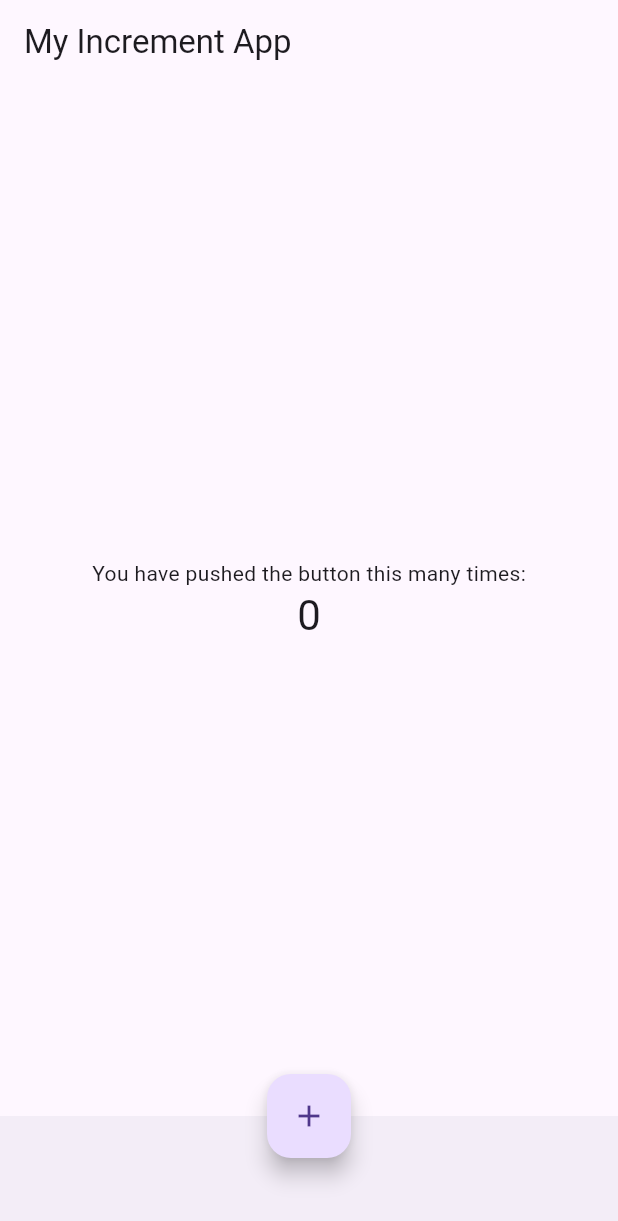
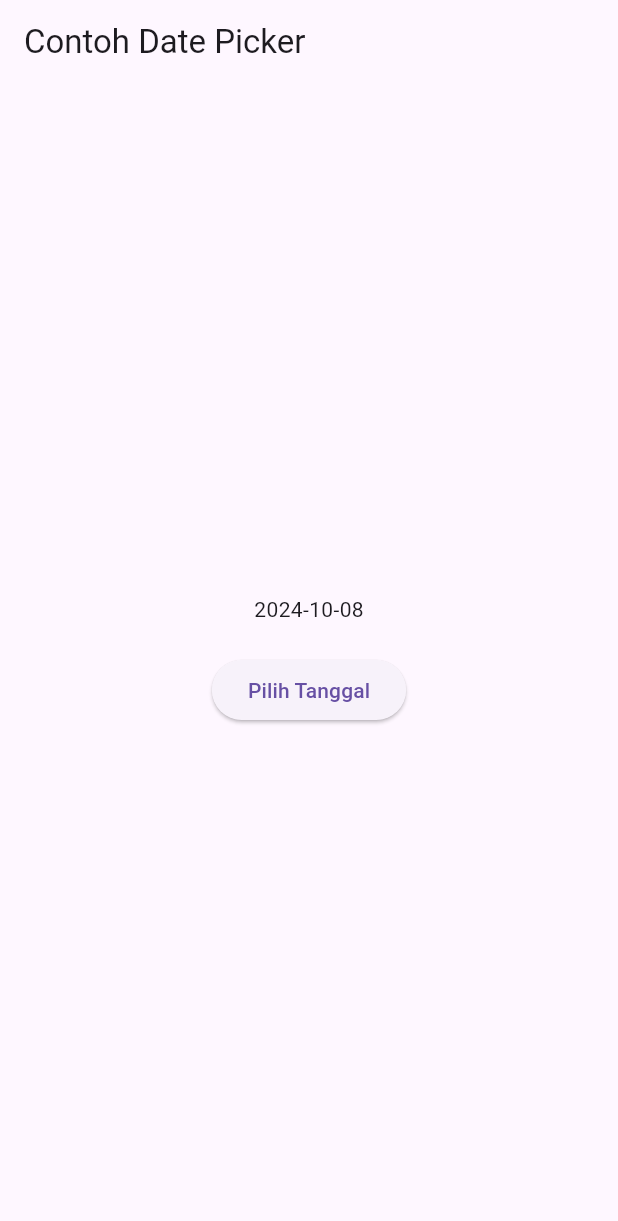
Before and after one commit to AfrizalDS/flutter-fundamental-part1, a Flutter app: the screen it shows after launch, on a phone screen of 412 x 824 dp. Shown: the top 1221 px of the screen. Run offline on Flutter 3.47's test engine with Material 3 defaults, Android fonts, the phone set to English and light mode, and no system bars.

```diff
--- a/lib/main.dart
+++ b/lib/main.dart
@@ -1,21 +1,172 @@
+// import 'package:flutter/material.dart';
+
+// void main() {
+//   runApp(const MyApp());
+// }
+
+// // class MyApp extends StatelessWidget {
+// //   const MyApp({Key? key}) : super(key: key);
+
+// //   // This widget is the root of your application.
+// //   @override
+// //   Widget build(BuildContext context) {
+// //     return MaterialApp(
+// //       title: 'Flutter Demo',
+// //       theme: ThemeData(
+// //         primarySwatch: Colors.red,
+// //       ),
+// //       home: const MyHomePage(title: 'My Increment App'),
+// //     );
+// //   }
+// // }
+
+// //Langkah 4 Dialog Widget
+
+// // class MyApp extends StatelessWidget {
+// //   const MyApp({Key? key}) : super(key: key);
+
+// //   @override
+// //   Widget build(BuildContext context) {
+// //     return const MaterialApp(
+// //       home: Scaffold(
+// //         body: MyLayout(),
+// //       ),
+// //     );
+// //   }
+// // }
+
+// // class MyLayout extends StatelessWidget {
+// //   const MyLayout({Key? key}) : super(key: key);
+
+// //   @override
+// //   Widget build(BuildContext context) {
+// //     return Padding(
+// //       padding: const EdgeInsets.all(8.0),
+// //       child: ElevatedButton(
+// //         child: const Text('Show alert'),
+// //         onPressed: () {
+// //           showAlertDialog(context);
+// //         },
+// //       ),
+// //     );
+// //   }
+// // }
+
+// // showAlertDialog(BuildContext context) {
+// //   // set up the button
+// //   Widget okButton = TextButton(
+// //     child: const Text("OK"),
+// //     onPressed: () {
+// //       Navigator.pop(context);
+// //     },
+// //   );
+
+// //   // set up the AlertDialog
+// //   AlertDialog alert = AlertDialog(
+// //     title: const Text("My title"),
+// //     content: const Text("This is my message."),
+// //     actions: [
+// //       okButton,
+// //     ],
+// //   );
+
+// //   // show the dialog
+// //   showDialog(
+// //     context: context,
+// //     builder: (BuildContext context) {
+// //       return alert;
+// //     },
+// //   );
+// // }
+
+// // Langkah 5 Input dan Selection Widget
+// class MyApp extends StatelessWidget {
+//   const MyApp({Key? key}) : super(key: key);
+
+//   @override
+//   Widget build(BuildContext context) {
+//     return MaterialApp(
+//       home: Scaffold(
+//         appBar: AppBar(title: const Text("Contoh TextField")),
+//         body: const TextField(
+//           obscureText: false,
+//           decoration: InputDecoration(
+//             border: OutlineInputBorder(),
+//             labelText: 'Nama',
+//           ),
+//         ),
+//       ),
+//     );
+//   }
+// }
+
+// class MyHomePage extends StatefulWidget {
+//   const MyHomePage({Key? key, required this.title}) : super(key: key);
+
+//   final String title;
+
+//   @override
+//   State<MyHomePage> createState() => _MyHomePageState();
+// }
+
+// class _MyHomePageState extends State<MyHomePage> {
+//   int _counter = 0;
+
+//   void _incrementCounter() {
+//     setState(() {
+//       _counter++;
+//     });
+//   }
+
+//   @override
+//   Widget build(BuildContext context) {
+//     return Scaffold(
+//       appBar: AppBar(
+//         title: Text(widget.title),
+//       ),
+//       body: Center(
+//         child: Column(
+//           mainAxisAlignment: MainAxisAlignment.center,
+//           children: <Widget>[
+//             const Text(
+//               'You have pushed the button this many times:',
+//             ),
+//             Text(
+//               '$_counter',
+//               style: Theme.of(context).textTheme.headlineMedium,
+//             ),
+//           ],
+//         ),
+//       ),
+//       bottomNavigationBar: BottomAppBar(
+//         child: Container(
+//           height: 50.0,
+//         ),
+//       ),
+//       floatingActionButton: FloatingActionButton(
+//         onPressed: _incrementCounter,
+//         tooltip: 'Increment Counter',
+//         child: const Icon(Icons.add),
+//       ),
+//       floatingActionButtonLocation: FloatingActionButtonLocation.centerDocked,
+//     );
+//   }
+// }
+
+// Langkah 6: Date and Time Pickers
+import 'dart:async';
 import 'package:flutter/material.dart';
 
-void main() {
-  runApp(const MyApp());
-}
+void main() => runApp(const MyApp());
 
 class MyApp extends StatelessWidget {
   const MyApp({Key? key}) : super(key: key);
 
-  // This widget is the root of your application.
   @override
   Widget build(BuildContext context) {
-    return MaterialApp(
-      title: 'Flutter Demo',
-      theme: ThemeData(
-        primarySwatch: Colors.red,
-      ),
-      home: const MyHomePage(title: 'My Increment App'),
+    return const MaterialApp(
+      title: 'Contoh Date Picker',
+      home: MyHomePage(title: 'Contoh Date Picker'),
     );
   }
 }
@@ -26,16 +177,26 @@ class MyHomePage extends StatefulWidget {
   final String title;
 
   @override
-  State<MyHomePage> createState() => _MyHomePageState();
+  _MyHomePageState createState() => _MyHomePageState();
 }
 
 class _MyHomePageState extends State<MyHomePage> {
-  int _counter = 0;
+  // Variable/State untuk mengambil tanggal
+  DateTime selectedDate = DateTime.now();
 
-  void _incrementCounter() {
-    setState(() {
-      _counter++;
-    });
+  //  Initial SelectDate FLutter
+  Future<void> _selectDate(BuildContext context) async {
+    // Initial DateTime FIinal Picked
+    final DateTime? picked = await showDatePicker(
+        context: context,
+        initialDate: selectedDate,
+        firstDate: DateTime(2015, 8),
+        lastDate: DateTime(2101));
+    if (picked != null && picked != selectedDate) {
+      setState(() {
+        selectedDate = picked;
+      });
+    }
   }
 
   @override
@@ -46,29 +207,23 @@ class _MyHomePageState extends State<MyHomePage> {
       ),
       body: Center(
         child: Column(
-          mainAxisAlignment: MainAxisAlignment.center,
+          mainAxisSize: MainAxisSize.min,
           children: <Widget>[
-            const Text(
-              'You have pushed the button this many times:',
+            Text("${selectedDate.toLocal()}".split(' ')[0]),
+            const SizedBox(
+              height: 20.0,
             ),
-            Text(
-              '$_counter',
-              style: Theme.of(context).textTheme.headlineMedium,
+            ElevatedButton(
+              onPressed: () => {
+                _selectDate(context),
+                // ignore: avoid_print
+                print(selectedDate.day + selectedDate.month + selectedDate.year)
+              },
+              child: const Text('Pilih Tanggal'),
             ),
           ],
         ),
       ),
-      bottomNavigationBar: BottomAppBar(
-        child: Container(
-          height: 50.0,
-        ),
-      ),
-      floatingActionButton: FloatingActionButton(
-        onPressed: _incrementCounter,
-        tooltip: 'Increment Counter',
-        child: const Icon(Icons.add),
-      ),
-      floatingActionButtonLocation: FloatingActionButtonLocation.centerDocked,
     );
   }
 }
```
Also changed, not shown: images/0.png (added), images/08.png (added), images/09.png (added), images/10.png (added), images/p1.png (added), images/p2.png (added), images/p3.png (added), 1 other file.
